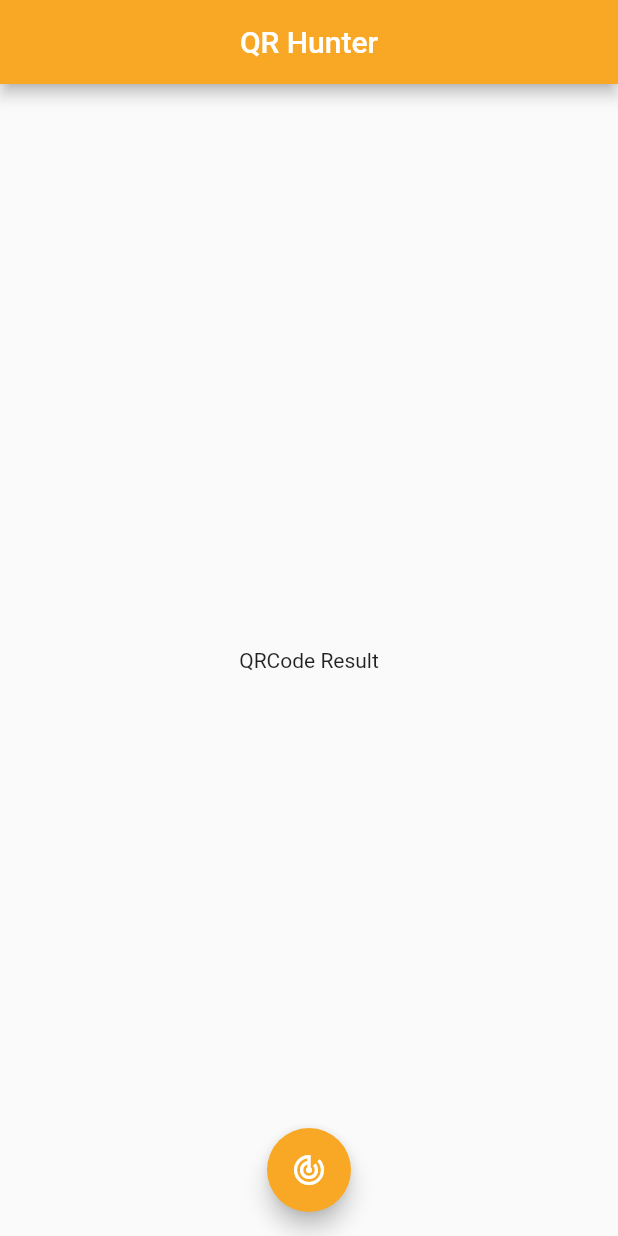
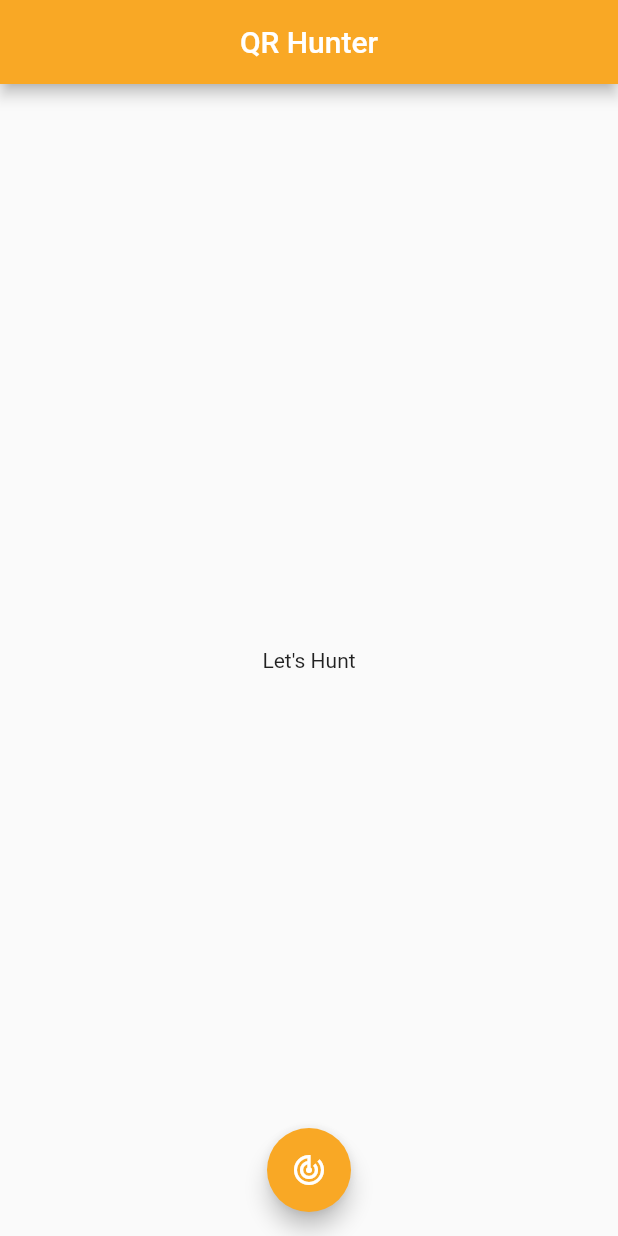
Before and after one commit to elsonjose/QR-Hunter, a Flutter app: the screen it shows after launch, on a phone screen of 412 x 824 dp. Run offline on Flutter 3.47's test engine with Material 2 defaults, Android fonts, the phone set to English and light mode, and no system bars; missing offline and left inert: barcode_scan.

Commit message:
changes to be made

```diff
--- a/lib/main.dart
+++ b/lib/main.dart
@@ -4,7 +4,8 @@ import 'package:flutter/services.dart';
 
 void main()
 {
-  runApp(MaterialApp(debugShowCheckedModeBanner:false ,
+  runApp(new MaterialApp(
+    debugShowCheckedModeBanner:false ,
   home: MainPage()));
 }
 
@@ -16,7 +17,7 @@ class MainPage extends StatefulWidget {
 
 class _MainPageState extends State<MainPage> {
 
-  String FinalResult  = "QRCode Result";
+  String FinalResult  = "Let's Hunt";
 
   Future _scanQR() async {
 
```
